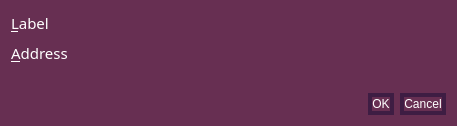
Old version of the form src/qt/forms/editaddressdialog.ui in the repository talkcoin/talkcoin-wallet.
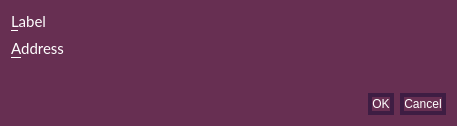
New version of the form.

```diff
--- a/src/qt/forms/editaddressdialog.ui
+++ b/src/qt/forms/editaddressdialog.ui
@@ -12,7 +12,7 @@
   </property>
   <property name="font">
    <font>
-    <family>Gill Sans MT</family>
+    <family>Lato</family>
     <pointsize>11</pointsize>
    </font>
   </property>
```
Left out of the diff: 8 changed lines with no effect on the pictures.
